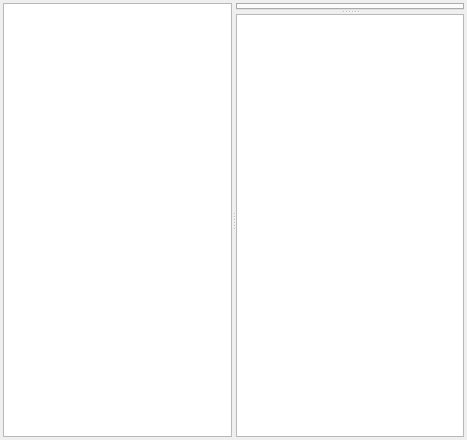
Before: the Qt Designer form IFace/MainWindow.ui in bobrnor/IFace, drawn with Qt 5.
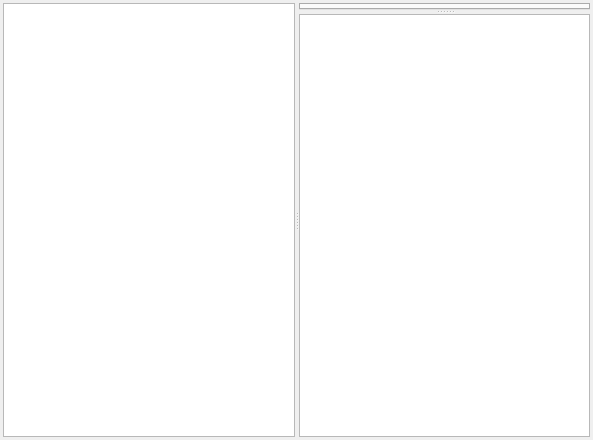
After: the same form once the commit is applied.

Diff of the .ui file:
```diff
--- a/IFace/MainWindow.ui
+++ b/IFace/MainWindow.ui
@@ -6,7 +6,7 @@
    <rect>
     <x>0</x>
     <y>0</y>
-    <width>467</width>
+    <width>593</width>
     <height>440</height>
    </rect>
   </property>
@@ -42,6 +42,12 @@
       <bool>false</bool>
      </property>
      <widget class="QTreeWidget" name="projectTree">
+      <property name="sizePolicy">
+       <sizepolicy hsizetype="Expanding" vsizetype="Expanding">
+        <horstretch>0</horstretch>
+        <verstretch>0</verstretch>
+       </sizepolicy>
+      </property>
       <property name="horizontalScrollBarPolicy">
        <enum>Qt::ScrollBarAsNeeded</enum>
       </property>
@@ -73,10 +79,22 @@
        </property>
        <item>
         <widget class="QSplitter" name="hSplitter">
+         <property name="sizePolicy">
+          <sizepolicy hsizetype="Preferred" vsizetype="Expanding">
+           <horstretch>0</horstretch>
+           <verstretch>0</verstretch>
+          </sizepolicy>
+         </property>
          <property name="orientation">
           <enum>Qt::Vertical</enum>
          </property>
          <widget class="QTabWidget" name="codeTabs">
+          <property name="sizePolicy">
+           <sizepolicy hsizetype="Expanding" vsizetype="Expanding">
+            <horstretch>0</horstretch>
+            <verstretch>0</verstretch>
+           </sizepolicy>
+          </property>
           <property name="tabShape">
            <enum>QTabWidget::Rounded</enum>
           </property>
@@ -91,6 +109,12 @@
           </property>
          </widget>
          <widget class="QColumnView" name="errorTable">
+          <property name="sizePolicy">
+           <sizepolicy hsizetype="Expanding" vsizetype="Expanding">
+            <horstretch>0</horstretch>
+            <verstretch>0</verstretch>
+           </sizepolicy>
+          </property>
           <property name="editTriggers">
            <set>QAbstractItemView::NoEditTriggers</set>
           </property>
```
